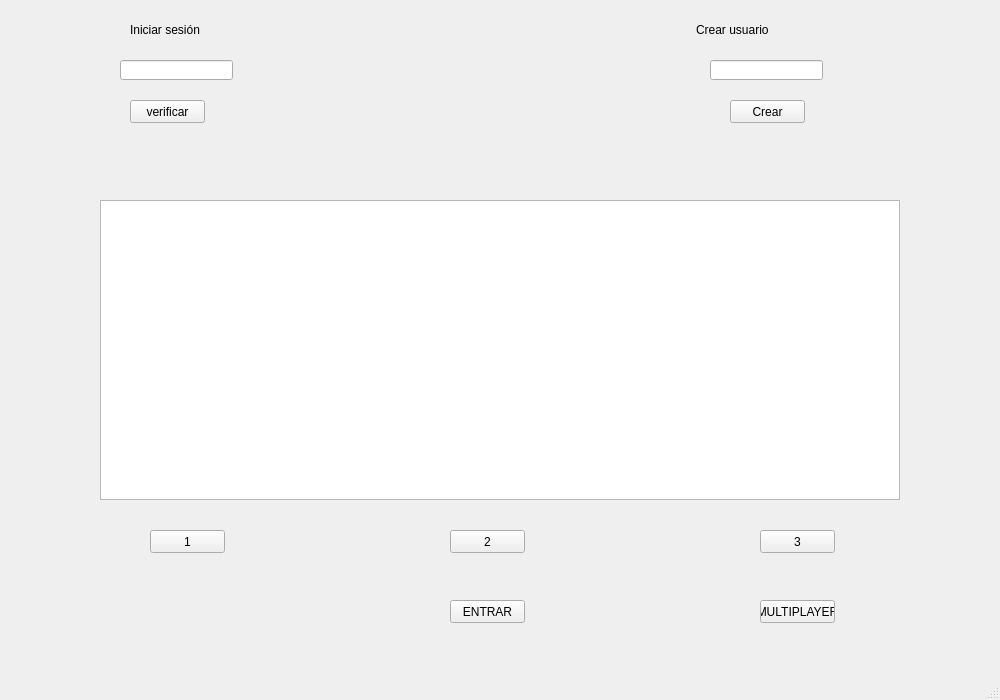
This is proyecto_final_/pantalla_menu.ui in jstom12/proyecto_final_infii_JUANMANUELRESTREPO as Qt 5 draws it before an edit. The edited form follows.
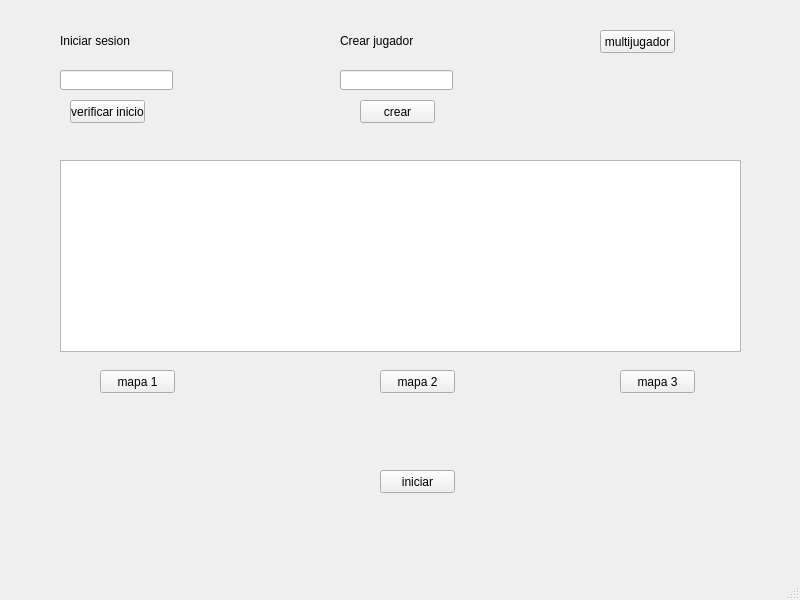
This is the edited form.

Diff of the .ui file:
```diff
--- a/proyecto_final_/pantalla_menu.ui
+++ b/proyecto_final_/pantalla_menu.ui
@@ -6,159 +6,159 @@
    <rect>
     <x>0</x>
     <y>0</y>
-    <width>1000</width>
-    <height>700</height>
+    <width>800</width>
+    <height>600</height>
    </rect>
   </property>
   <property name="windowTitle">
    <string>MainWindow</string>
   </property>
   <widget class="QWidget" name="centralwidget">
-   <widget class="QGraphicsView" name="graphicsView">
+   <widget class="QLineEdit" name="iniciar_sesion">
     <property name="geometry">
      <rect>
-      <x>100</x>
-      <y>200</y>
-      <width>800</width>
-      <height>300</height>
+      <x>60</x>
+      <y>70</y>
+      <width>113</width>
+      <height>20</height>
      </rect>
     </property>
    </widget>
-   <widget class="QPushButton" name="verifica_inicio">
+   <widget class="QLineEdit" name="crear_jugador">
     <property name="geometry">
      <rect>
-      <x>130</x>
-      <y>100</y>
-      <width>75</width>
-      <height>23</height>
+      <x>340</x>
+      <y>70</y>
+      <width>113</width>
+      <height>20</height>
      </rect>
-    </property>
-    <property name="text">
-     <string>verificar</string>
-    </property>
-   </widget>
-   <widget class="QPushButton" name="verificar_crear">
-    <property name="geometry">
-     <rect>
-      <x>730</x>
-      <y>100</y>
-      <width>75</width>
-      <height>23</height>
-     </rect>
-    </property>
-    <property name="text">
-     <string>Crear</string>
     </property>
    </widget>
    <widget class="QLabel" name="label">
     <property name="geometry">
      <rect>
-      <x>130</x>
-      <y>20</y>
-      <width>181</width>
-      <height>20</height>
+      <x>60</x>
+      <y>30</y>
+      <width>81</width>
+      <height>21</height>
      </rect>
     </property>
     <property name="text">
-     <string>Iniciar sesión </string>
+     <string>Iniciar sesion</string>
     </property>
    </widget>
    <widget class="QLabel" name="label_2">
     <property name="geometry">
      <rect>
-      <x>696</x>
-      <y>20</y>
-      <width>131</width>
-      <height>20</height>
+      <x>340</x>
+      <y>30</y>
+      <width>121</width>
+      <height>21</height>
      </rect>
     </property>
     <property name="text">
-     <string>Crear usuario</string>
+     <string>Crear jugador</string>
     </property>
    </widget>
-   <widget class="QLineEdit" name="texto_inicio">
+   <widget class="QGraphicsView" name="graphicsView">
     <property name="geometry">
      <rect>
-      <x>120</x>
-      <y>60</y>
-      <width>113</width>
-      <height>20</height>
-     </rect>
-    </property>
-   </widget>
-   <widget class="QLineEdit" name="texto_crear">
-    <property name="geometry">
-     <rect>
-      <x>710</x>
-      <y>60</y>
-      <width>113</width>
-      <height>20</height>
+      <x>60</x>
+      <y>160</y>
+      <width>681</width>
+      <height>192</height>
      </rect>
     </property>
    </widget>
    <widget class="QPushButton" name="opcion_1">
     <property name="geometry">
      <rect>
-      <x>150</x>
-      <y>530</y>
+      <x>100</x>
+      <y>370</y>
       <width>75</width>
       <height>23</height>
      </rect>
     </property>
     <property name="text">
-     <string>1</string>
+     <string>mapa 1</string>
     </property>
    </widget>
    <widget class="QPushButton" name="opcion_2">
     <property name="geometry">
      <rect>
-      <x>450</x>
-      <y>530</y>
+      <x>380</x>
+      <y>370</y>
       <width>75</width>
       <height>23</height>
      </rect>
     </property>
     <property name="text">
-     <string>2</string>
+     <string>mapa 2</string>
     </property>
    </widget>
    <widget class="QPushButton" name="opcion_3">
     <property name="geometry">
      <rect>
-      <x>760</x>
-      <y>530</y>
+      <x>620</x>
+      <y>370</y>
       <width>75</width>
       <height>23</height>
      </rect>
     </property>
     <property name="text">
-     <string>3</string>
+     <string>mapa 3</string>
+    </property>
+   </widget>
+   <widget class="QPushButton" name="multiplayer">
+    <property name="geometry">
+     <rect>
+      <x>600</x>
+      <y>30</y>
+      <width>75</width>
+      <height>23</height>
+     </rect>
+    </property>
+    <property name="text">
+     <string>multijugador</string>
     </property>
    </widget>
    <widget class="QPushButton" name="iniciar_juego">
     <property name="geometry">
      <rect>
-      <x>450</x>
-      <y>600</y>
+      <x>380</x>
+      <y>470</y>
       <width>75</width>
       <height>23</height>
      </rect>
     </property>
     <property name="text">
-     <string>ENTRAR</string>
+     <string>iniciar</string>
     </property>
    </widget>
    <widget class="QPushButton" name="pushButton">
     <property name="geometry">
      <rect>
-      <x>760</x>
-      <y>600</y>
+      <x>70</x>
+      <y>100</y>
       <width>75</width>
       <height>23</height>
      </rect>
     </property>
     <property name="text">
-     <string>MULTIPLAYER</string>
+     <string>verificar inicio</string>
+    </property>
+   </widget>
+   <widget class="QPushButton" name="pushButton_2">
+    <property name="geometry">
+     <rect>
+      <x>360</x>
+      <y>100</y>
+      <width>75</width>
+      <height>23</height>
+     </rect>
+    </property>
+    <property name="text">
+     <string>crear</string>
     </property>
    </widget>
   </widget>
```
Left out of the diff: 6 changed lines with no effect on the pictures.
